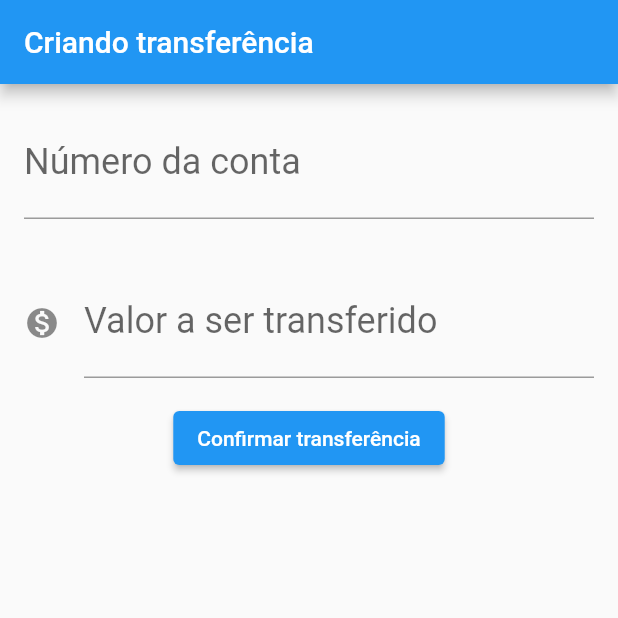
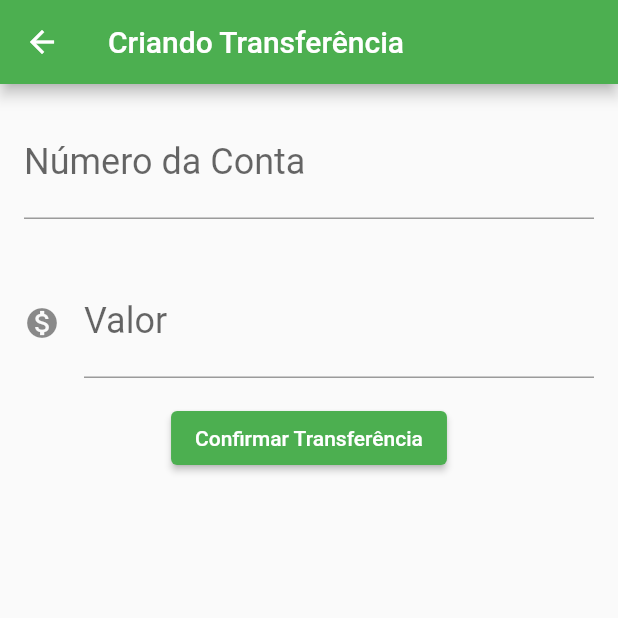
Before and after one commit to guzacheo/bytebank-flutter, a Flutter app: the FormularioTransferencia screen opened directly, on a phone screen of 412 x 824 dp, the top half of it. Run offline on Flutter 3.47's test engine with Material 2 defaults, Android fonts, the phone set to English and light mode, and no system bars.

Commit message:
Fundamentos do Flutter concluido

```diff
--- /dev/null
+++ b/lib/components/editor.dart
@@ -0,0 +1,34 @@
+// widget para entrar com informaçoes
+import 'package:flutter/material.dart';
+
+class Editor extends StatelessWidget {
+  final TextEditingController controlador;
+  final String rotulo;
+  final String dica;
+  final IconData? icone;
+
+  // as chaves dentro dos parenteses do Editor indicam que ao instanciar este objeto podem ser usados ou não os paramentros do widget principal da classe
+  // Cria Widgets flexíveis
+  // ignore: use_key_in_widget_constructors
+  const Editor({
+  required this.controlador, required this.rotulo, required this.dica, this.icone});
+
+  @override
+  Widget build(BuildContext context) {
+    // padding adiciona o espacinho (margem) antes dos textos
+    return Padding(
+      padding: const EdgeInsets.all(16.0),
+      //textfield -> campo pra inserir textos
+      child: TextField(
+        controller: controlador,
+        style: const TextStyle(fontSize: 24.0),
+        decoration: InputDecoration(
+          icon: icone != null ? Icon(icone) : null,
+          labelText: rotulo,
+          hintText: dica,
+        ),
+        keyboardType: TextInputType.number,
+      ),
+    );
+  }
+}
--- a/lib/main.dart
+++ b/lib/main.dart
@@ -1,97 +1,26 @@
-import 'dart:ffi';
-
+import 'package:bytebank/screens/transferencia/lista.dart';
 import 'package:flutter/material.dart';
 
-void main() {
-  runApp(ByteBankApp());
-}
+void main() => runApp(const BytebankApp());
 
-class ByteBankApp extends StatelessWidget {
-  const ByteBankApp({Key? key}) : super(key: key);
+class BytebankApp extends StatelessWidget {
+  const BytebankApp({Key? key}) : super(key: key);
+
 
   @override
   Widget build(BuildContext context) {
     return MaterialApp(
-      home: Scaffold(
-        body: FormularioTransferencia(),
+      //material.io/resources para achar os padroes do Material Design
+      theme: ThemeData(
+        colorScheme: ColorScheme.fromSwatch(primarySwatch: Colors.green)
+          .copyWith(secondary: Colors.green),
+        elevatedButtonTheme: ElevatedButtonThemeData(
+          style: ButtonStyle(
+            backgroundColor: MaterialStateProperty.all(Colors.green)
+          )
+        ),
       ),
+      home: ListaTransferencias(),
     );
   }
 }
-
-class FormularioTransferencia extends StatelessWidget {
-  @override
-  Widget build(BuildContext context) {
-    return Scaffold(
-      appBar: AppBar(title: const Text('Criando transferência')),
-      body: Column(
-        children: [
-          // padding adiciona o espacinho (margem) antes dos textos
-          const Padding(
-            padding: EdgeInsets.all(16.0),
-            //textfield -> campo pra inserir textos
-            child: TextField(
-              style: TextStyle(fontSize: 24.0),
-              decoration:
-                  InputDecoration(labelText: 'Número da conta', hintText: '0000'),
-            ),
-          ),
-          const Padding(
-            padding: EdgeInsets.all(16.0),
-            child: TextField(
-              style: TextStyle(fontSize: 24.0),
-              decoration: InputDecoration(
-                  labelText: 'Valor a ser transferido', hintText: '00.00', icon: Icon(Icons.monetization_on)),
-            ),
-          ),
-          //elevatedbutton cria um botao
-          ElevatedButton(
-              onPressed: () {}, child: Text('Confirmar transferência'))
-        ],
-      ),
-    );
-  }
-}
-
-class ListaTransferencias extends StatelessWidget {
-  @override
-  Widget build(BuildContext context) {
-    body:
-    return Scaffold(
-        appBar: AppBar(
-          title: const Text("Transferências"),
-        ),
-        body: Column(children: <Widget>[
-          ItemTransferencia(Transferencia(100.0, 1000)),
-          ItemTransferencia(Transferencia(200.0, 2000)),
-          ItemTransferencia(Transferencia(300.0, 3000)),
-        ]),
-        floatingActionButton:
-            FloatingActionButton(onPressed: () {}, child: Icon(Icons.add)));
-
-  }
-}
-
-class ItemTransferencia extends StatelessWidget {
-  final Transferencia _transferencia;
-
-  ItemTransferencia(this._transferencia);
-
-  @override
-  Widget build(BuildContext context) {
-    return Card(
-      child: ListTile(
-        leading: Icon(Icons.monetization_on),
-        title: Text(_transferencia.valor.toString()),
-        subtitle: Text(_transferencia.numeroconta.toString()),
-      ),
-    );
-  }
-}
-
-class Transferencia {
-  final double valor;
-  final int numeroconta;
-
-  Transferencia(this.valor, this.numeroconta);
-}
--- /dev/null
+++ b/lib/models/transferencia.dart
@@ -0,0 +1,11 @@
+class Transferencia {
+  final double valor;
+  final int numeroConta;
+
+  Transferencia(this.valor, this.numeroConta);
+
+  @override
+  String toString() {
+    return 'Transferencia{valor: $valor, numeroConta: $numeroConta}';
+  }
+}
--- /dev/null
+++ b/lib/screens/transferencia/formulario.dart
@@ -0,0 +1,68 @@
+//tela para criar a transferencia
+import 'package:flutter/material.dart';
+
+import '../../components/editor.dart';
+import '../../models/transferencia.dart';
+
+class FormularioTransferencia extends StatefulWidget {
+  const FormularioTransferencia({Key? key}) : super(key: key);
+
+  @override
+  State<StatefulWidget> createState() {
+    return FormularioTransferenciaState();
+  }
+}
+
+class FormularioTransferenciaState extends State<FormularioTransferencia> {
+  static const String _tituloAppBar = "Criando Transferência";
+  static const String _dicaCampoNumeroConta = "0000";
+  static const String _dicaCampoValor = "0.00";
+  static const String _rotuloCampoNumeroConta = "Número da Conta";
+  static const String _rotuloCampoValor = "Valor";
+  static const String _textoBotaoConfirmar = "Confirmar Transferência";
+
+  final TextEditingController _controladorCampoNumeroConta =
+      TextEditingController();
+  final TextEditingController _controladorCampoValor = TextEditingController();
+
+  @override
+  Widget build(BuildContext context) {
+    return Scaffold(
+        appBar: AppBar(
+          title: const Text(_tituloAppBar),
+        ),
+        body: SingleChildScrollView(
+          child: Column(
+            children: <Widget>[
+              Editor(
+                controlador: _controladorCampoNumeroConta,
+                dica: _dicaCampoNumeroConta,
+                rotulo: _rotuloCampoNumeroConta,
+              ),
+              Editor(
+                dica: _dicaCampoValor,
+                controlador: _controladorCampoValor,
+                rotulo: _rotuloCampoValor,
+                icone: Icons.monetization_on,
+              ),
+              //elevatedbutton cria um botao
+              ElevatedButton(
+                child: const Text(_textoBotaoConfirmar),
+                onPressed: () => _criaTransferencia(context),
+              ),
+            ],
+          ),
+        ));
+  }
+
+  void _criaTransferencia(BuildContext context) {
+    final int? numeroConta = int.tryParse(_controladorCampoNumeroConta.text);
+    final double? valor = double.tryParse(_controladorCampoValor.text);
+    if (numeroConta != null && valor != null) {
+      final transferenciaCriada = Transferencia(valor, numeroConta);
+      debugPrint(_tituloAppBar);
+      debugPrint('$transferenciaCriada');
+      Navigator.pop(context, transferenciaCriada);
+    }
+  }
+}
```
Also changed, not shown: lib/screens/transferencia/lista.dart (added, +73 -0 lines), 2 other files.
